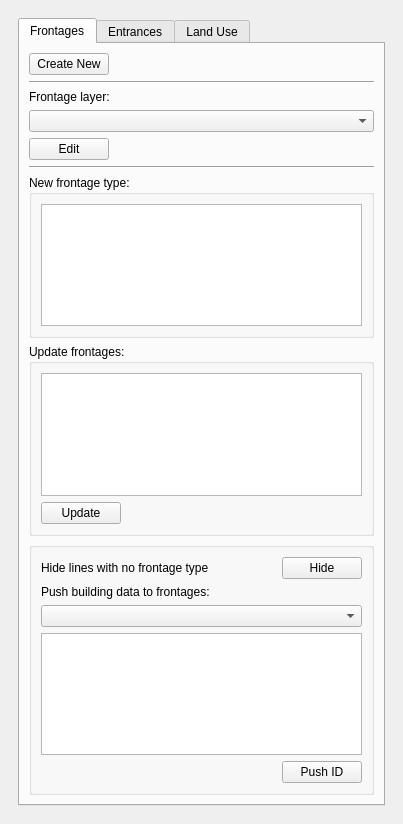
Before: the Qt Designer form UrbanDataInput/urban_data_input_dockwidget_base.ui in spacesyntax/UrbanDataInputTool, drawn with Qt 5.
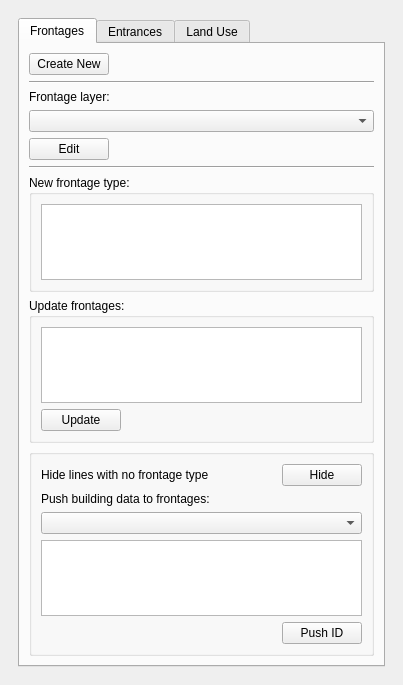
After: the same form once the commit is applied.

```diff
--- a/UrbanDataInput/urban_data_input_dockwidget_base.ui
+++ b/UrbanDataInput/urban_data_input_dockwidget_base.ui
@@ -7,15 +7,21 @@
     <x>0</x>
     <y>0</y>
     <width>403</width>
-    <height>824</height>
+    <height>685</height>
    </rect>
   </property>
+  <property name="sizePolicy">
+   <sizepolicy hsizetype="Preferred" vsizetype="Preferred">
+    <horstretch>0</horstretch>
+    <verstretch>0</verstretch>
+   </sizepolicy>
+  </property>
   <property name="windowTitle">
    <string>Urban Data Input</string>
   </property>
   <widget class="QWidget" name="dockWidgetContents">
-   <layout class="QGridLayout" name="gridLayout">
-    <item row="2" column="0">
+   <layout class="QVBoxLayout" name="verticalLayout_5">
+    <item>
      <widget class="QWidget" name="widget" native="true">
       <layout class="QVBoxLayout" name="verticalLayout">
        <item>
```
Left out of the diff: 60 changed lines with no effect on the pictures.
